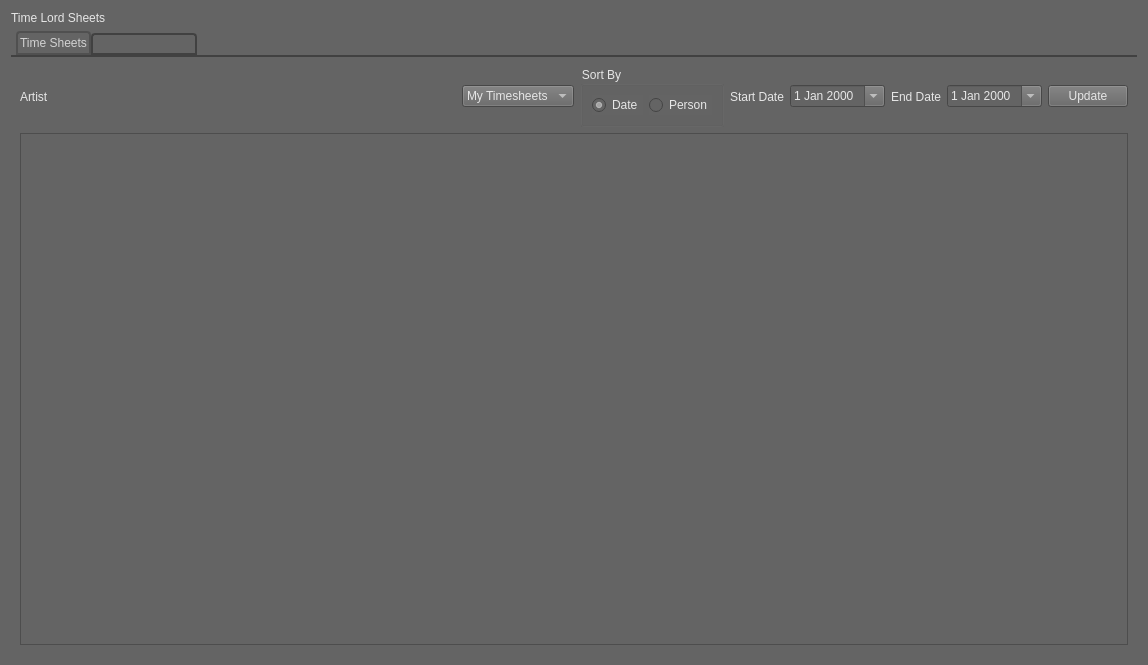
Qt form Python/Utilities/time_lord/ui/time_lord_sheets.ui (SleepDeprivedVFX/t_sheets_listener) before a commit.
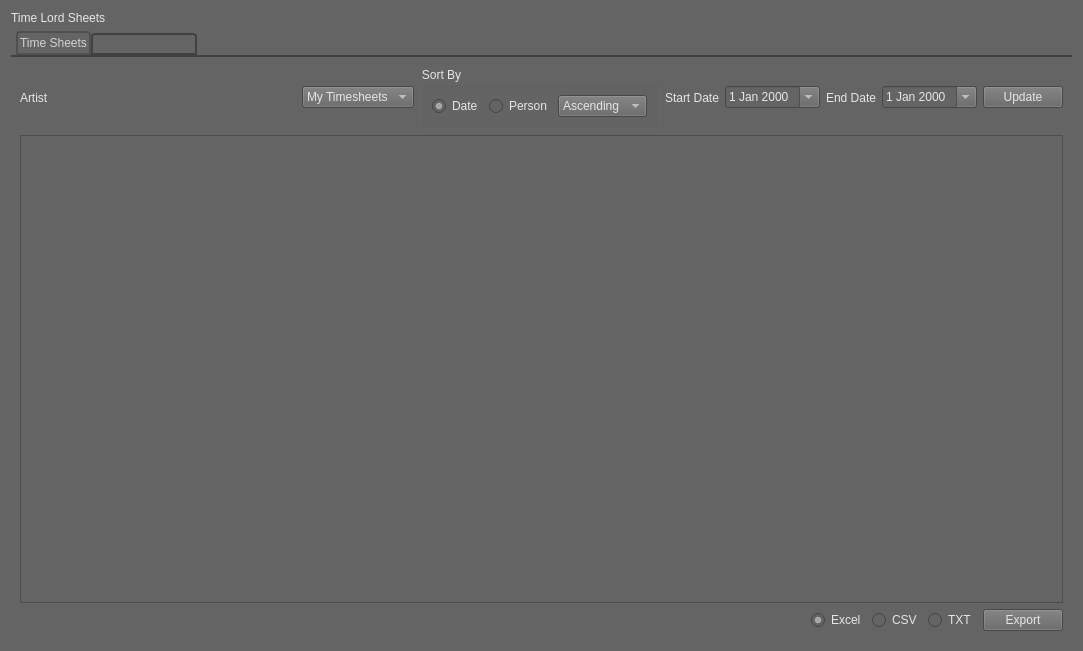
The same form after that commit.

Commit message: It is now returning data and I'm starting to build up the UI

What changed in the file:
```diff
--- a/Python/Utilities/time_lord/ui/time_lord_sheets.ui
+++ b/Python/Utilities/time_lord/ui/time_lord_sheets.ui
@@ -6,8 +6,8 @@
    <rect>
     <x>0</x>
     <y>0</y>
-    <width>1148</width>
-    <height>665</height>
+    <width>1083</width>
+    <height>651</height>
    </rect>
   </property>
   <property name="windowTitle">
@@ -143,6 +143,20 @@
               </item>
              </layout>
             </item>
+            <item>
+             <widget class="QComboBox" name="order">
+              <item>
+               <property name="text">
+                <string>Ascending</string>
+               </property>
+              </item>
+              <item>
+               <property name="text">
+                <string>Decending</string>
+               </property>
+              </item>
+             </widget>
+            </item>
            </layout>
           </widget>
          </item>
@@ -195,6 +209,58 @@
          </column>
         </widget>
        </item>
+       <item>
+        <layout class="QHBoxLayout" name="horizontalLayout_4">
+         <item>
+          <spacer name="horizontalSpacer_2">
+           <property name="orientation">
+            <enum>Qt::Horizontal</enum>
+           </property>
+           <property name="sizeHint" stdset="0">
+            <size>
+             <width>40</width>
+             <height>20</height>
+            </size>
+           </property>
+          </spacer>
+         </item>
+         <item>
+          <layout class="QHBoxLayout" name="horizontalLayout_5">
+           <item>
+            <widget class="QRadioButton" name="excel_rdo">
+             <property name="text">
+              <string>Excel</string>
+             </property>
+             <property name="checked">
+              <bool>true</bool>
+             </property>
+            </widget>
+           </item>
+           <item>
+            <widget class="QRadioButton" name="csv_rdo">
+             <property name="text">
+              <string>CSV</string>
+             </property>
+            </widget>
+           </item>
+           <item>
+            <widget class="QRadioButton" name="txt_rdo">
+             <property name="text">
+              <string>TXT</string>
+             </property>
+            </widget>
+           </item>
+          </layout>
+         </item>
+         <item>
+          <widget class="QPushButton" name="export_btn">
+           <property name="text">
+            <string>Export</string>
+           </property>
+          </widget>
+         </item>
+        </layout>
+       </item>
       </layout>
      </widget>
      <widget class="QWidget" name="manual_time">
```
The commit also changes 2 other files.
